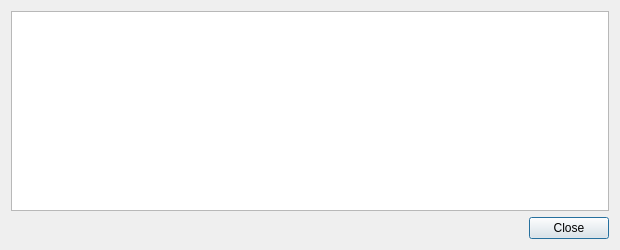
Leocoin-project/LEOcoin-Old, file src/qt/forms/transactiondescdialog.ui: the form before one commit.
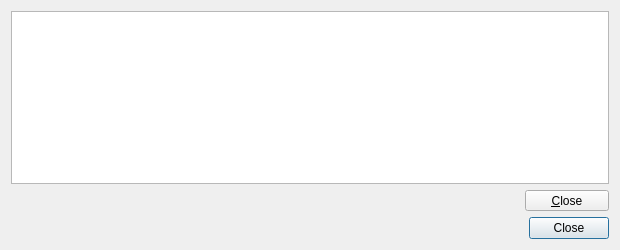
The form after the commit.

What changed in the file:
```diff
--- a/src/qt/forms/transactiondescdialog.ui
+++ b/src/qt/forms/transactiondescdialog.ui
@@ -24,6 +24,39 @@
      </property>
     </widget>
    </item>
+   <item>
+    <layout class="QHBoxLayout" name="horizontalLayout">
+     <property name="topMargin">
+      <number>0</number>
+     </property>
+     <item>
+      <spacer name="horizontalSpacer">
+       <property name="orientation">
+        <enum>Qt::Horizontal</enum>
+       </property>
+       <property name="sizeHint" stdset="0">
+        <size>
+         <width>40</width>
+         <height>20</height>
+        </size>
+       </property>
+      </spacer>
+     </item>
+     <item>
+      <widget class="QToolButton" name="toolButton">
+       <property name="minimumSize">
+        <size>
+         <width>84</width>
+         <height>0</height>
+        </size>
+       </property>
+       <property name="text">
+        <string>&amp;Close</string>
+       </property>
+      </widget>
+     </item>
+    </layout>
+   </item>
    <item>
     <widget class="QDialogButtonBox" name="buttonBox">
      <property name="orientation">
```
